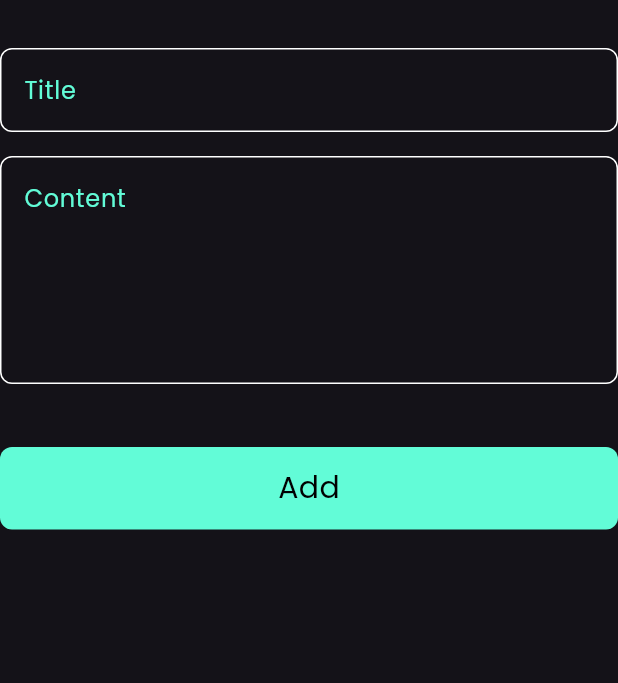
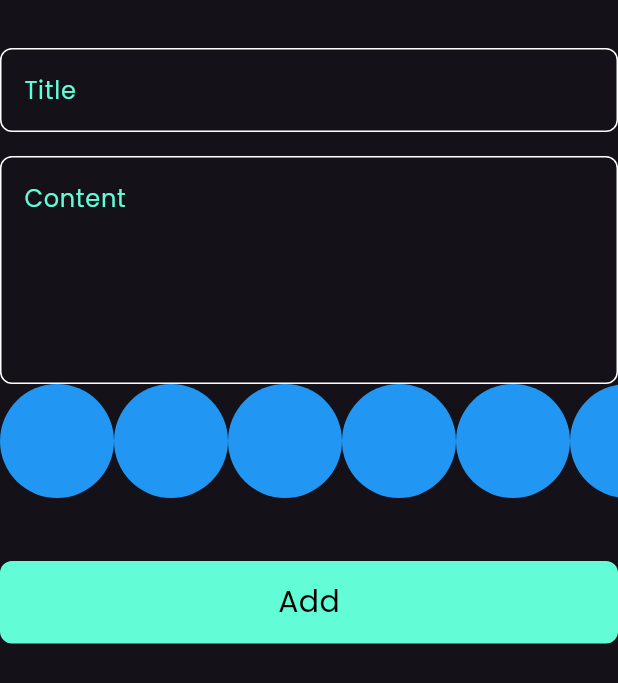
Before and after one commit to Mohamedyasser1100/note_app, a Flutter app: the AddNoteForm widget shown alone on an empty page, opened directly, on a phone screen of 412 x 824 dp. Shown: the top 683 px of the screen. Run offline on Flutter 3.47's test engine with Material 3 defaults, Android fonts, the phone set to English and light mode, and no system bars; our stand-ins replace bloc, flutter_bloc, hive, hive_flutter, modal_progress_hud_nsn; accounts and stored records are empty.

Commit message:
create colors list view part 1

```diff
--- /dev/null
+++ b/devtools_options.yaml
@@ -0,0 +1,3 @@
+description: This file stores settings for Dart & Flutter DevTools.
+documentation: https://docs.flutter.dev/tools/devtools/extensions#configure-extension-enablement-states
+extensions:
--- a/lib/views/widgets/add_note_form.dart
+++ b/lib/views/widgets/add_note_form.dart
@@ -3,6 +3,7 @@ import 'package:flutter_bloc/flutter_bloc.dart';
 import 'package:intl/intl.dart';
 import 'package:note_app/cubits/add_note_cubit/add_note_cubit.dart';
 import 'package:note_app/models/note_model.dart';
+import 'package:note_app/views/widgets/colors_list_view.dart';
 import 'package:note_app/views/widgets/custome_button.dart';
 import 'package:note_app/views/widgets/custome_text_field.dart';
 
@@ -44,6 +45,7 @@ class _AddNoteFormState extends State<AddNoteForm> {
             hint: 'Content',
             maxline: 5,
           ),
+          const ColorListView(),
           const SizedBox(
             height: 42,
           ),
--- /dev/null
+++ b/lib/views/widgets/colors_list_view.dart
@@ -0,0 +1,30 @@
+import 'package:flutter/material.dart';
+
+class ColorItem extends StatelessWidget {
+  const ColorItem({super.key});
+
+  @override
+  Widget build(BuildContext context) {
+    return const CircleAvatar(
+      backgroundColor: Colors.blue,
+      radius: 38,
+    );
+  }
+}
+
+class ColorListView extends StatelessWidget {
+  const ColorListView({super.key});
+
+  @override
+  Widget build(BuildContext context) {
+    return SizedBox(
+      height: 38 * 2,
+      child: ListView.builder(
+          itemCount: 10,
+          scrollDirection: Axis.horizontal,
+          itemBuilder: (context, index) {
+            return ColorItem();
+          }),
+    );
+  }
+}
```
